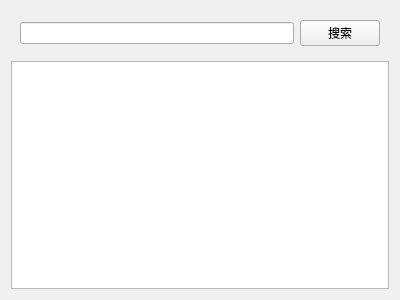
Qt form Demo6.5/MainWindow.ui (zwmain/QtDemo) before a commit.
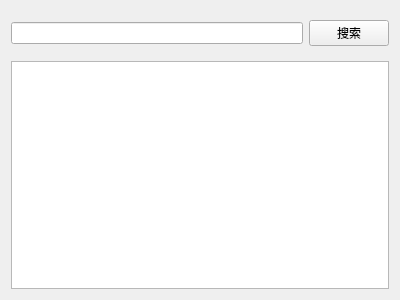
The same form after that commit.

What changed in the file:
```diff
--- a/Demo6.5/MainWindow.ui
+++ b/Demo6.5/MainWindow.ui
@@ -17,6 +17,12 @@
    <item>
     <widget class="QWidget" name="uiWrap" native="true">
      <layout class="QHBoxLayout" name="horizontalLayout">
+      <property name="leftMargin">
+       <number>0</number>
+      </property>
+      <property name="rightMargin">
+       <number>0</number>
+      </property>
       <item>
        <widget class="QLineEdit" name="uiLineEdit"/>
       </item>
```
Left out of the diff: 2 changed lines with no effect on the pictures.
